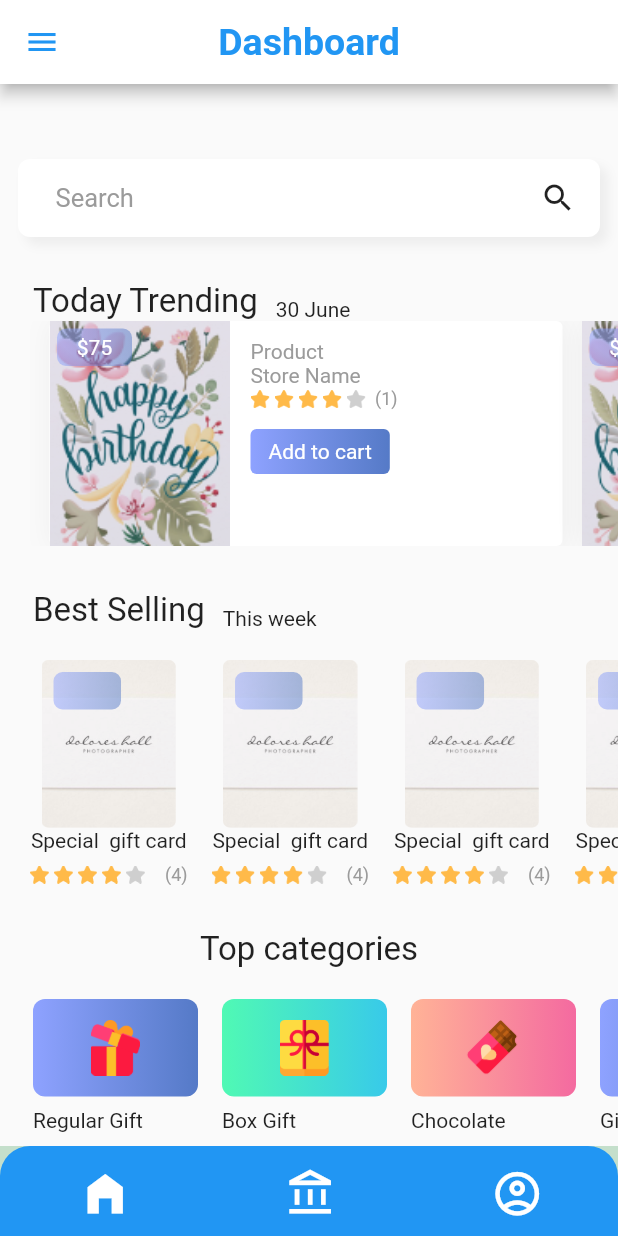
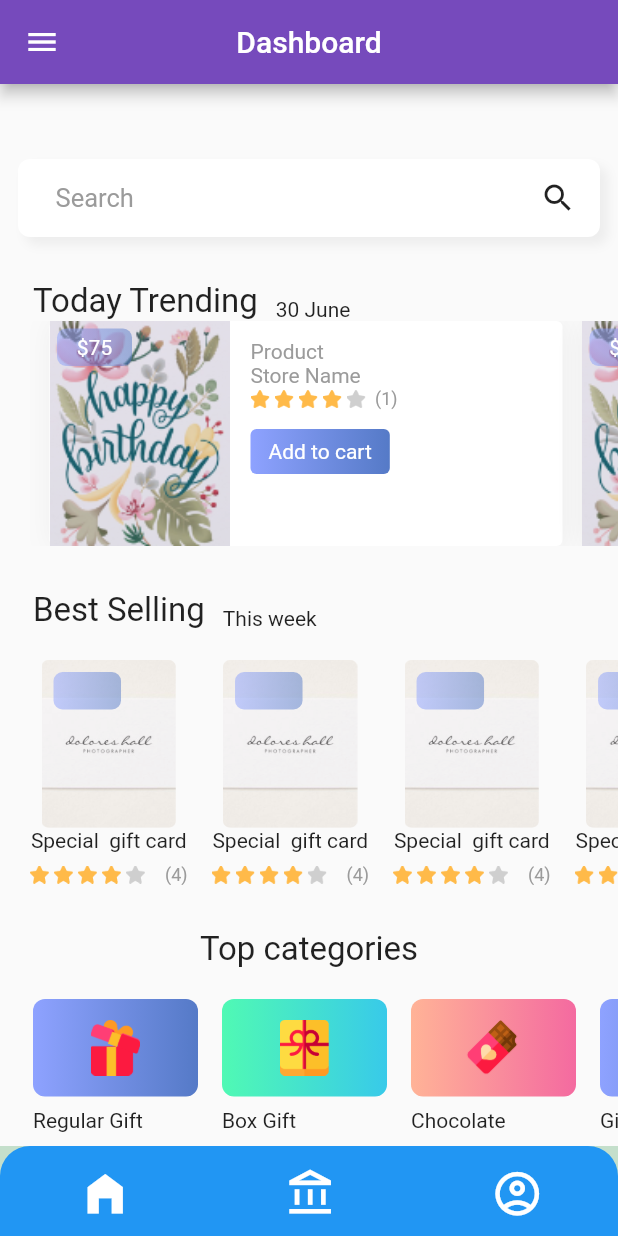
Before and after one commit to prahaladsharma/flutter_e_commerc, a Flutter app: the screen it shows after launch, on a phone screen of 412 x 824 dp. Run offline on Flutter 3.47's test engine with Material 2 defaults, Android fonts, the phone set to English and light mode, and no system bars.

```diff
--- a/lib/ui/dashboard.dart
+++ b/lib/ui/dashboard.dart
@@ -1,7 +1,7 @@
 import 'package:e_commerce/ui/account.dart';
 import 'package:e_commerce/ui/profile.dart';
 import 'package:flutter/material.dart';
-
+import '../widgets/drawer/nav_bar.dart';
 import 'home.dart';
 
 class Dashboard extends StatefulWidget {
@@ -20,20 +20,11 @@ class _DashboardState extends State<Dashboard> {
     return Scaffold(
       backgroundColor: const Color(0xffC4DFCB),
       appBar: AppBar(
-        leading: Icon(
-          Icons.menu,
-          color: Theme.of(context).primaryColor,
-        ),
-        title: Text(
-          'Dashboard',
-          style: TextStyle(
-              color: Theme.of(context).primaryColor,
-              fontSize: 25,
-              fontWeight: FontWeight.w600),
-        ),
         centerTitle: true,
-        backgroundColor: Colors.white,
+        title: const Text('Dashboard'),
+        backgroundColor: const Color(0xff764abc),
       ),
+      drawer: NavBar(), //Drawer
       body: pages[pageIndex],
       bottomNavigationBar: buildNavBar(context),
     );
```
Also changed, not shown: lib/widgets/drawer/nav_bar.dart (added, +72 -0 lines), 4 other files.
